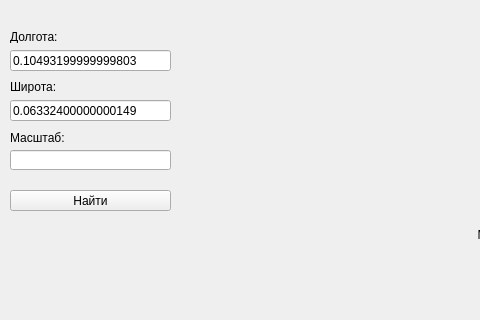
Qt form PY_qt_proj/api_yand.ui (Goog124/servertest2) before a commit; both pictures show x 0 to 480 and y 0 to 320 of the 864 by 489 pixel window.
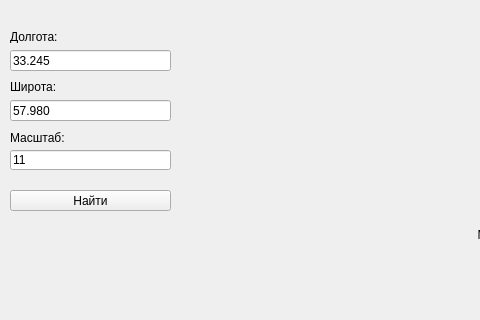
The same form after that commit.

```diff
--- a/PY_qt_proj/api_yand.ui
+++ b/PY_qt_proj/api_yand.ui
@@ -43,7 +43,7 @@
      </rect>
     </property>
     <property name="text">
-     <string>0.10493199999999803</string>
+     <string>33.245</string>
     </property>
    </widget>
    <widget class="QLabel" name="label">
@@ -69,7 +69,7 @@
      </rect>
     </property>
     <property name="text">
-     <string>0.06332400000000149</string>
+     <string>57.980</string>
     </property>
    </widget>
    <widget class="QLabel" name="label_2">
@@ -94,6 +94,9 @@
       <height>20</height>
      </rect>
     </property>
+    <property name="text">
+     <string>11</string>
+    </property>
    </widget>
    <widget class="QLabel" name="label_3">
     <property name="geometry">
```
